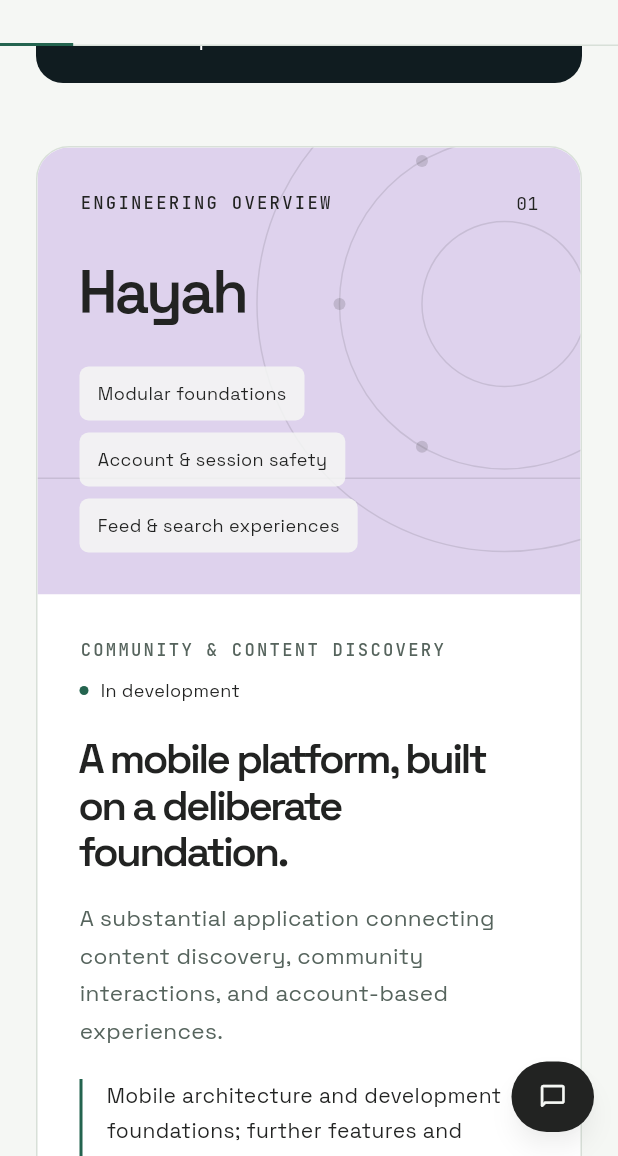
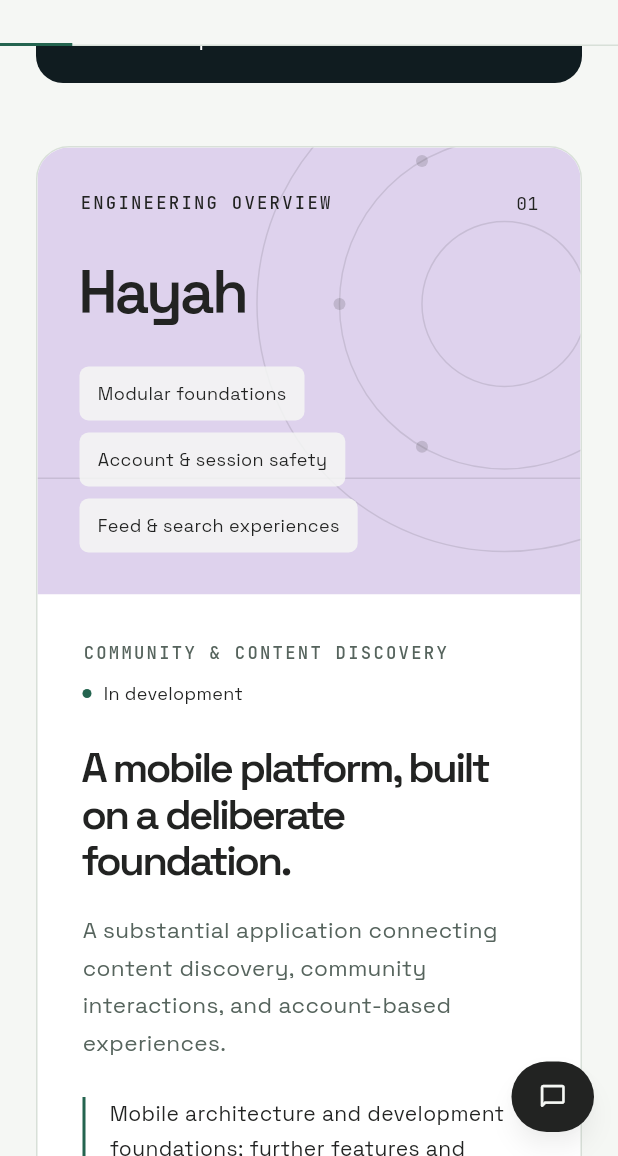
Before and after one commit to Mahmoudshady20/mahmoud-portfolio, a Flutter app: the screen it shows after launch, scrolled down 1728 dp, on a phone screen of 412 x 824 dp, the part 80-1236 px from its top. Run offline on Flutter 3.47's test engine with Material 3 defaults, Android fonts, the phone set to English and light mode, and no system bars; our stand-ins replace equatable, flutter_bloc, get_it, visibility_detector.

Commit message:
Refine padding and spacing in projects_section.dart
Adjusted padding and spacing in the projects section for improved layout.

```diff
--- a/lib/features/portfolio/presentation/sections/07_projects/projects_section.dart
+++ b/lib/features/portfolio/presentation/sections/07_projects/projects_section.dart
@@ -69,16 +69,16 @@ class ProjectsSection extends StatelessWidget {
                           Navigator.pushNamed(c, '/projects/${p.slug}'),
                       semanticLabel: 'Open ${p.title} case study',
                       child: Padding(
-                        padding: const EdgeInsets.all(28),
+                        padding: const EdgeInsets.fromLTRB(30, 28, 30, 26),
                         child: Column(
                           crossAxisAlignment: CrossAxisAlignment.start,
                           children: [
                             Eyebrow(p.category),
-                            const SizedBox(height: 16),
+                            const SizedBox(height: 20),
                             Text(p.title, style: display(25)),
-                            const SizedBox(height: 16),
+                            const SizedBox(height: 18),
                             Text(p.description, style: prose(size: 14)),
-                            const SizedBox(height: 24),
+                            const SizedBox(height: 28),
                             const Spacer(),
                             const Text(
                               'Explore case study ↗',
@@ -144,7 +144,7 @@ class _ProjectCardState extends State<_ProjectCard> {
           ),
           Expanded(
             child: Padding(
-              padding: const EdgeInsets.all(28),
+              padding: const EdgeInsets.fromLTRB(30, 30, 30, 30),
               child: Column(
                 crossAxisAlignment: CrossAxisAlignment.start,
                 children: [
@@ -153,11 +153,11 @@ class _ProjectCardState extends State<_ProjectCard> {
                     runSpacing: 8,
                     children: [Eyebrow(p.category), StatusLabel(p.status)],
                   ),
-                  const SizedBox(height: 20),
+                  const SizedBox(height: 24),
                   Text(p.heading, style: display(28)),
-                  const SizedBox(height: 16),
+                  const SizedBox(height: 18),
                   Text(p.description, style: prose(size: 15)),
-                  const SizedBox(height: 20),
+                  const SizedBox(height: 24),
                   Container(
                     padding: const EdgeInsets.only(left: 16),
                     decoration: const BoxDecoration(
@@ -165,16 +165,16 @@ class _ProjectCardState extends State<_ProjectCard> {
                     ),
                     child: Text(p.outcome, style: prose(size: 14, color: ink)),
                   ),
-                  const SizedBox(height: 22),
+                  const SizedBox(height: 26),
                   ProjectWalkthrough(
                     slug: p.slug,
                     challenge: p.challenge,
                     outcome: p.outcome,
                   ),
-                  const SizedBox(height: 26),
+                  const SizedBox(height: 30),
                   TechnologyLine(p.techStack.take(4).toList()),
                   const Spacer(),
-                  const SizedBox(height: 26),
+                  const SizedBox(height: 30),
                   Row(
                     children: [
                       const Expanded(
```
